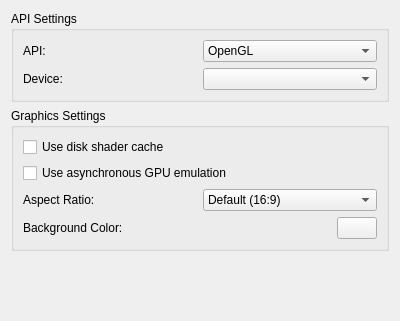
Old version of the form src/yuzu/configuration/configure_graphics.ui in the repository rorrim-rorrim/eden-alt.
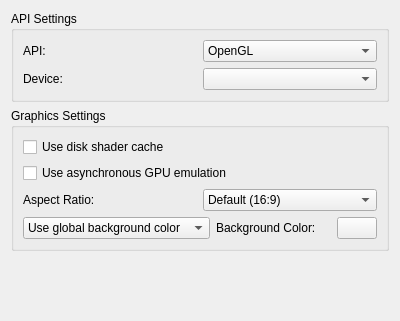
New version of the form.

Patch:
```diff
--- a/src/yuzu/configuration/configure_graphics.ui
+++ b/src/yuzu/configuration/configure_graphics.ui
@@ -121,6 +121,29 @@
         </item>
         <item>
          <layout class="QHBoxLayout" name="horizontalLayout_3">
+          <item>
+           <widget class="QComboBox" name="bg_combobox">
+            <property name="currentText">
+             <string>Use global background color</string>
+            </property>
+            <property name="currentIndex">
+             <number>0</number>
+            </property>
+            <property name="maxVisibleItems">
+             <number>10</number>
+            </property>
+            <item>
+             <property name="text">
+              <string>Use global background color</string>
+             </property>
+            </item>
+            <item>
+             <property name="text">
+              <string>Set background color:</string>
+             </property>
+            </item>
+           </widget>
+          </item>
           <item>
            <widget class="QLabel" name="bg_label">
             <property name="text">
@@ -128,6 +151,19 @@
             </property>
            </widget>
           </item>
+          <item>
+           <spacer name="horizontalSpacer">
+            <property name="orientation">
+             <enum>Qt::Horizontal</enum>
+            </property>
+            <property name="sizeHint" stdset="0">
+             <size>
+              <width>40</width>
+              <height>20</height>
+             </size>
+            </property>
+           </spacer>
+          </item>
           <item>
            <widget class="QPushButton" name="bg_button">
             <property name="maximumSize">
```
